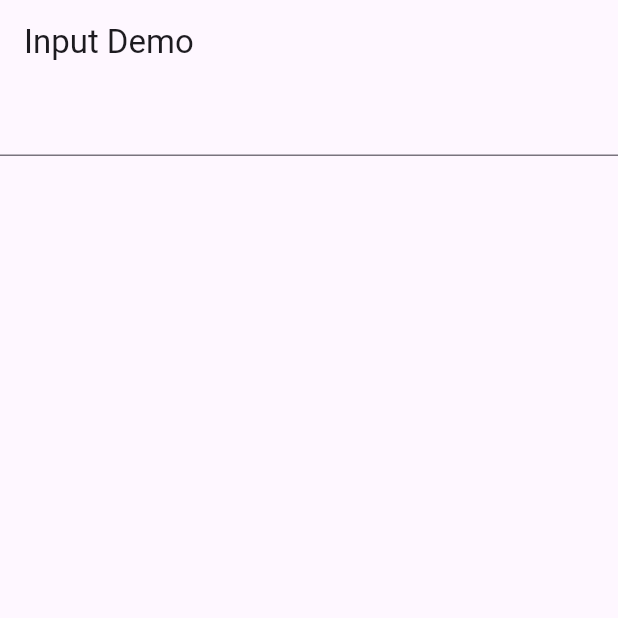
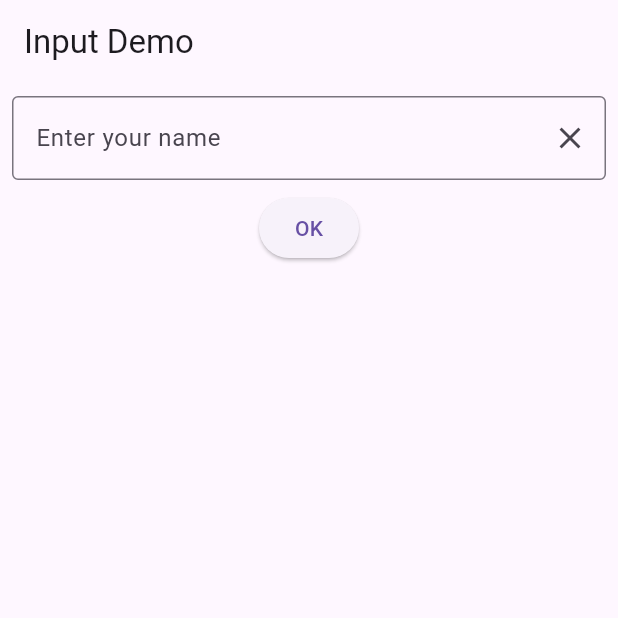
Before and after one commit to minthwaykhant711/flutter, a Flutter app: the screen it shows after launch, on a phone screen of 412 x 824 dp, the top half of it. Run offline on Flutter 3.47's test engine with Material 3 defaults, Android fonts, the phone set to English and light mode, and no system bars.

Commit message:
update the text field with decoration and clear text icon

```diff
--- a/flutter_application_1/lib/week04/input_demo.dart
+++ b/flutter_application_1/lib/week04/input_demo.dart
@@ -8,21 +8,43 @@ class InputDemo extends StatefulWidget {
 }
 
 class _InputDemoState extends State<InputDemo> {
+  //State variables
   String message = '';
+  TextEditingController tcName = TextEditingController();
+
+  //Functions
+  void updateText() {
+    setState(() {
+      message = tcName.text;
+    });
+  }
+
   @override
   Widget build(BuildContext context) {
     return Scaffold(
       appBar: AppBar(title: Text('Input Demo')),
       body: Column(
         children: [
-          TextField(
-            onChanged: (String txt) {
-              // debugPrint(txt);
-              setState(() {
-                message = txt;
-              });
-            },
+          Padding(
+            padding: const EdgeInsets.all(8.0),
+            child: TextField(
+              decoration: InputDecoration(
+                border: OutlineInputBorder(),
+                labelText: 'Enter your name',
+                suffixIcon: IconButton(
+                  onPressed: tcName.clear,
+                  icon: Icon(Icons.clear),
+                ),
+              ),
+              controller: tcName,
+            ),
           ),
+          ElevatedButton(
+            //onPressed : () => updateText(),
+            onPressed: updateText,
+            child: Text('OK'),
+          ),
+          SizedBox(height: 16),
           Text(message),
         ],
       ),
```
